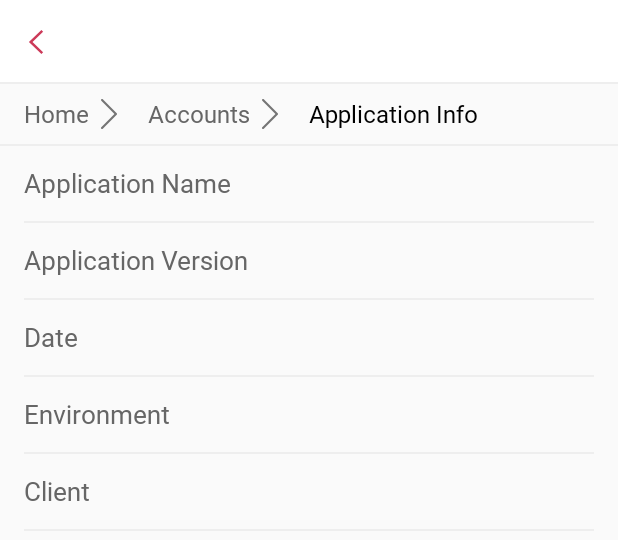
After one commit to in-tdc-mobile/QDMSWiki, an Android app: the layout activity_application_info.xml on its own in the app's theme, with its tools: preview values and no code run, on a phone screen of 412 x 824 dp. The commit adds this screen. Shown: the top 540 px of the screen. Run offline under Robolectric (Android 15) with nearby library versions, the phone set to English and light mode, and no system bars.

Commit message:
layout files added

```diff
--- /dev/null
+++ b/app/src/main/res/drawable/drawable_transp_no_border.xml
@@ -0,0 +1,10 @@
+<?xml version="1.0" encoding="utf-8"?>
+<shape xmlns:android="http://schemas.android.com/apk/res/android"
+    android:shape="rectangle">
+
+
+    <stroke
+        android:width="@dimen/dimen_3dp"
+        android:color="@android:color/transparent" />
+
+</shape>
--- /dev/null
+++ b/app/src/main/res/drawable/drawable_transparent_border.xml
@@ -0,0 +1,10 @@
+<?xml version="1.0" encoding="utf-8"?>
+<shape xmlns:android="http://schemas.android.com/apk/res/android"
+    android:shape="rectangle">
+
+
+    <stroke
+        android:width="@dimen/dimen_3dp"
+        android:color="@color/blue_A200" />
+
+</shape>
--- a/app/src/main/res/drawable/ic_app_info.xml
+++ b/app/src/main/res/drawable/ic_app_info.xml
@@ -1,4 +1,4 @@
 <vector android:height="24dp" android:viewportHeight="1024"
     android:viewportWidth="1024" android:width="24dp" xmlns:android="http://schemas.android.com/apk/res/android">
-    <path android:fillColor="#616161" android:pathData="M11 18h2v-2h-2v2zm1-16C6.48 2 2 6.48 2 12s4.48 10 10 10 10-4.48 10-10S17.52 2 12 2zm0 18c-4.41 0-8-3.59-8-8s3.59-8 8-8 8 3.59 8 8-3.59 8-8 8zm0-14c-2.21 0-4 1.79-4 4h2c0-1.1 0.9-2 2-2s2 0.9 2 2c0 2-3 1.75-3 5h2c0-2.25 3-2.5 3-5 0-2.21-1.79-4-4-4z"/>
+    <path android:fillColor="@color/white" android:pathData="M11 18h2v-2h-2v2zm1-16C6.48 2 2 6.48 2 12s4.48 10 10 10 10-4.48 10-10S17.52 2 12 2zm0 18c-4.41 0-8-3.59-8-8s3.59-8 8-8 8 3.59 8 8-3.59 8-8 8zm0-14c-2.21 0-4 1.79-4 4h2c0-1.1 0.9-2 2-2s2 0.9 2 2c0 2-3 1.75-3 5h2c0-2.25 3-2.5 3-5 0-2.21-1.79-4-4-4z"/>
 </vector>
--- /dev/null
+++ b/app/src/main/res/drawable/ic_arrow_inactive.xml
@@ -0,0 +1,5 @@
+<vector android:height="24dp" android:viewportHeight="1024"
+    android:viewportWidth="1024" android:width="24dp" xmlns:android="http://schemas.android.com/apk/res/android">
+    <path  android:fillColor="#757575"
+        android:pathData="M299.9,1012.4c-14.1,14.1 -36.9,14.1 -51.1,0c-14,-14.1 -14,-36.9 0,-51.1l449.3,-450l-449.3,-450c-13.4,-14.8 -12.2,-37.7 2.6,-51.1c13.8,-12.5 34.7,-12.5 48.5,0L775.1,486c14.1,14.1 14.1,36.9 0,51.1L299.9,1012.4z" />
+</vector>
--- /dev/null
+++ b/app/src/main/res/layout/activity_application_info.xml
@@ -0,0 +1,263 @@
+<?xml version="1.0" encoding="utf-8"?>
+<LinearLayout xmlns:android="http://schemas.android.com/apk/res/android"
+    android:layout_width="match_parent"
+    android:layout_height="match_parent"
+    android:orientation="vertical">
+
+    <include
+        layout="@layout/activity_heading"
+        android:id="@+id/appbar"
+        android:layout_width="match_parent"
+        android:layout_height="wrap_content" />
+    <LinearLayout
+        android:weightSum="1"
+        android:layout_width="match_parent"
+        android:layout_height="40dp"
+        android:orientation="horizontal">
+
+        <LinearLayout
+            android:clickable="true"
+            android:layout_marginLeft="@dimen/activity_horizontal_margin"
+            android:id="@+id/linMainFolder"
+            android:layout_width="wrap_content"
+            android:layout_height="match_parent">
+
+            <com.mariapps.qdmswiki.custom.CustomTextView
+                android:layout_gravity="center"
+                android:id="@+id/homeTV"
+                android:layout_width="wrap_content"
+                android:layout_height="wrap_content"
+                android:text="Home"
+                android:textColor="@color/application_item"
+                android:textSize="16sp" />
+
+            <ImageView
+                android:layout_width="20dp"
+                android:layout_height="20dp"
+                android:layout_gravity="center"
+                android:layout_marginLeft="3dp"
+                android:background="@drawable/ic_arrow_inactive" />
+
+        </LinearLayout>
+
+        <LinearLayout
+            android:clickable="true"
+            android:layout_marginLeft="@dimen/activity_horizontal_margin"
+            android:layout_width="wrap_content"
+            android:layout_height="match_parent">
+
+            <com.mariapps.qdmswiki.custom.CustomTextView
+                android:layout_gravity="center"
+                android:id="@+id/accountsTV"
+                android:layout_width="wrap_content"
+                android:layout_height="wrap_content"
+                android:text="Accounts"
+                android:textColor="@color/application_item"
+                android:textSize="16sp" />
+
+            <ImageView
+                android:layout_width="20dp"
+                android:layout_height="20dp"
+                android:layout_gravity="center"
+                android:layout_marginLeft="3dp"
+                android:background="@drawable/ic_arrow_inactive" />
+
+        </LinearLayout>
+
+        <LinearLayout
+            android:clickable="true"
+            android:layout_marginLeft="@dimen/activity_horizontal_margin"
+            android:layout_width="wrap_content"
+            android:layout_height="match_parent">
+
+            <com.mariapps.qdmswiki.custom.CustomTextView
+                android:layout_gravity="center"
+                android:id="@+id/applicationInfoTV"
+                android:layout_width="wrap_content"
+                android:layout_height="wrap_content"
+                android:text="Application Info"
+                android:textColor="@color/black"
+                android:textSize="16sp" />
+
+        </LinearLayout>
+
+    </LinearLayout>
+
+    <View
+        android:layout_width="match_parent"
+        android:layout_height="1dp"
+        android:background="@color/grey_200"/>
+
+
+   <LinearLayout
+       android:layout_marginLeft="@dimen/dimen_16dp"
+       android:layout_marginRight="@dimen/dimen_16dp"
+       android:layout_width="match_parent"
+       android:layout_height="wrap_content"
+       android:orientation="vertical">
+
+       <LinearLayout
+           android:weightSum="1"
+           android:layout_width="match_parent"
+           android:layout_height="@dimen/dimen_50dp"
+           android:orientation="horizontal">
+
+           <com.mariapps.qdmswiki.custom.CustomTextView
+               android:layout_weight="0.50"
+               android:layout_gravity="center"
+               android:text="@string/string_application_name"
+               android:textColor="@color/application_item"
+               android:textSize="@dimen/primary_text_size"
+               android:layout_width="match_parent"
+               android:layout_height="wrap_content" />
+
+           <com.mariapps.qdmswiki.custom.CustomTextView
+               android:layout_weight="0.50"
+               android:layout_gravity="center|left"
+               android:textSize="@dimen/primary_text_size"
+               android:id="@+id/applicationNameTV"
+               android:textColor="@color/black"
+               android:textStyle="bold"
+               android:layout_width="match_parent"
+               android:layout_height="wrap_content" />
+
+       </LinearLayout>
+
+       <View
+           android:layout_width="match_parent"
+           android:layout_height="1dp"
+           android:background="@color/grey_200"/>
+
+       <LinearLayout
+           android:weightSum="1"
+           android:layout_width="match_parent"
+           android:layout_height="@dimen/dimen_50dp"
+           android:orientation="horizontal">
+
+           <com.mariapps.qdmswiki.custom.CustomTextView
+               android:layout_weight="0.50"
+               android:layout_gravity="center"
+               android:text="@string/string_application_version"
+               android:textSize="@dimen/primary_text_size"
+               android:textColor="@color/application_item"
+               android:layout_width="match_parent"
+               android:layout_height="wrap_content" />
+
+           <com.mariapps.qdmswiki.custom.CustomTextView
+               android:layout_weight="0.50"
+               android:layout_gravity="center|left"
+               android:id="@+id/applicationVersionTV"
+               android:textSize="@dimen/primary_text_size"
+               android:textColor="@color/black"
+               android:textStyle="bold"
+               android:textAllCaps="true"
+               android:layout_width="match_parent"
+               android:layout_height="wrap_content" />
+
+       </LinearLayout>
+
+       <View
+           android:layout_width="match_parent"
+           android:layout_height="1dp"
+           android:background="@color/grey_200"/>
+
+       <LinearLayout
+           android:weightSum="1"
+           android:layout_width="match_parent"
+           android:layout_height="@dimen/dimen_50dp"
+           android:orientation="horizontal">
+
+           <com.mariapps.qdmswiki.custom.CustomTextView
+               android:layout_weight="0.50"
+               android:layout_gravity="center"
+               android:text="@string/string_date"
+               android:textSize="@dimen/primary_text_size"
+               android:textColor="@color/application_item"
+               android:layout_width="match_parent"
+               android:layout_height="wrap_content" />
+
+           <com.mariapps.qdmswiki.custom.CustomTextView
+               android:layout_weight="0.50"
+               android:layout_gravity="center|left"
+               android:id="@+id/dateTV"
+               android:textSize="@dimen/primary_text_size"
+               android:textColor="@color/black"
+               android:textStyle="bold"
+               android:layout_width="match_parent"
+               android:layout_height="wrap_content" />
+
+       </LinearLayout>
+
+       <View
+           android:layout_width="match_parent"
+           android:layout_height="1dp"
+           android:background="@color/grey_200"/>
+
+       <LinearLayout
+           android:weightSum="1"
+           android:layout_width="match_parent"
+           android:layout_height="@dimen/dimen_50dp"
+           android:orientation="horizontal">
+
+           <com.mariapps.qdmswiki.custom.CustomTextView
+               android:layout_weight="0.50"
+               android:layout_gravity="center"
+               android:textSize="@dimen/primary_text_size"
+               android:text="@string/string_environment"
+               android:textColor="@color/application_item"
+               android:layout_width="match_parent"
+               android:layout_height="wrap_content" />
+
+           <com.mariapps.qdmswiki.custom.CustomTextView
+               android:layout_weight="0.50"
+               android:layout_gravity="center|left"
+               android:textSize="@dimen/primary_text_size"
+               android:id="@+id/environmentTV"
+               android:textColor="@color/black"
+               android:textStyle="bold"
+               android:layout_width="match_parent"
+               android:layout_height="wrap_content" />
+
+       </LinearLayout>
+
+       <View
+           android:layout_width="match_parent"
+           android:layout_height="1dp"
+           android:background="@color/grey_200"/>
+
+       <LinearLayout
+           android:weightSum="1"
+           android:layout_width="match_parent"
+           android:layout_height="@dimen/dimen_50dp"
+           android:orientation="horizontal">
+
+           <com.mariapps.qdmswiki.custom.CustomTextView
+               android:layout_weight="0.50"
+               android:layout_gravity="center"
+               android:text="@string/string_client_name"
+               android:textSize="@dimen/primary_text_size"
+               android:textColor="@color/application_item"
+               android:layout_width="match_parent"
+               android:layout_height="wrap_content" />
+
+           <com.mariapps.qdmswiki.custom.CustomTextView
+               android:layout_weight="0.50"
+               android:layout_gravity="center|left"
+               android:textSize="@dimen/primary_text_size"
+               android:id="@+id/clientTV"
+               android:textColor="@color/black"
+               android:textStyle="bold"
+               android:textAllCaps="true"
+               android:layout_width="match_parent"
+               android:layout_height="wrap_content" />
+
+       </LinearLayout>
+
+       <View
+           android:layout_width="match_parent"
+           android:layout_height="1dp"
+           android:background="@color/grey_200"/>
+
+   </LinearLayout>
+
+</LinearLayout>
--- a/app/src/main/res/layout/app_bar_main.xml
+++ b/app/src/main/res/layout/app_bar_main.xml
@@ -2,7 +2,7 @@
 <FrameLayout xmlns:android="http://schemas.android.com/apk/res/android"
     xmlns:app="http://schemas.android.com/apk/res-auto"
     xmlns:tools="http://schemas.android.com/tools"
-    android:id="@+id/coordinator"
+    android:id="@+id/frameLayoutOne"
     android:layout_width="match_parent"
     android:layout_height="match_parent"
     android:fitsSystemWindows="true"
@@ -96,7 +96,7 @@
         </android.support.design.widget.AppBarLayout>
 
         <FrameLayout
-            android:id="@+id/frame"
+            android:id="@+id/frameLayoutTwo"
             android:layout_width="match_parent"
             android:layout_height="match_parent"
             android:layout_marginBottom="@dimen/bottom_navigation_height"
--- /dev/null
+++ b/app/src/main/res/layout/application_info_header_gallery_view.xml
@@ -0,0 +1,25 @@
+<?xml version="1.0" encoding="utf-8"?>
+<LinearLayout xmlns:android="http://schemas.android.com/apk/res/android"
+    android:layout_width="wrap_content"
+    android:id="@+id/lin1"
+    android:layout_height="40dp"
+    android:orientation="horizontal">
+
+    <TextView
+        android:clickable="true"
+        android:onClick="onClickMethod"
+        android:layout_gravity="center"
+        android:id="@+id/txtFolderName"
+        android:layout_width="wrap_content"
+        android:layout_height="wrap_content"
+        android:textSize="16sp"/>
+
+    <ImageView
+        android:id="@+id/imgArrow"
+        android:layout_gravity="center"
+        android:layout_marginLeft="5dp"
+        android:layout_width="20dp"
+        android:layout_height="20dp"
+        android:background="@drawable/ic_arrow_inactive"/>
+
+</LinearLayout>
--- a/app/src/main/res/layout/fragment_home.xml
+++ b/app/src/main/res/layout/fragment_home.xml
@@ -6,10 +6,10 @@
     android:background="@color/white"
     android:id="@+id/mainLL">
 
-    <android.support.v4.widget.SwipeRefreshLayout
-        android:id="@+id/pullToRefresh"
-        android:layout_width="match_parent"
-        android:layout_height="wrap_content">
+    <!--<android.support.v4.widget.SwipeRefreshLayout-->
+        <!--android:id="@+id/pullToRefresh"-->
+        <!--android:layout_width="match_parent"-->
+        <!--android:layout_height="wrap_content">-->
 
 
             <RelativeLayout
@@ -145,6 +145,6 @@
 
             </RelativeLayout>
 
-    </android.support.v4.widget.SwipeRefreshLayout>
+    <!--</android.support.v4.widget.SwipeRefreshLayout>-->
 
 </RelativeLayout>
--- a/app/src/main/res/layout/recommended_recently_list_row.xml
+++ b/app/src/main/res/layout/recommended_recently_list_row.xml
@@ -13,10 +13,11 @@
     android:paddingLeft="@dimen/dimen_16dp">
 
     <android.support.v7.widget.AppCompatImageView
+        android:id="@+id/historyIV"
+        android:layout_width="wrap_content"
+        android:layout_height="14dp"
         android:layout_gravity="center_vertical"
-        android:src="@mipmap/history"
-        android:layout_width="@dimen/dimen_20dp"
-        android:layout_height="@dimen/dimen_20dp"/>
+        android:src="@mipmap/history" />
 
     <LinearLayout
         android:layout_weight="0.18"
@@ -27,7 +28,7 @@
 
 
         <com.mariapps.qdmswiki.custom.CustomTextView
-            android:id="@+id/tvHeadingText"
+            android:id="@+id/headingTextTV"
             android:layout_width="match_parent"
             android:layout_height="wrap_content"
             android:layout_weight="0.10"
@@ -48,7 +49,7 @@
                 android:textSize="@dimen/sec_text_size"/>
 
             <com.mariapps.qdmswiki.custom.CustomTextView
-                android:id="@+id/tvCategory"
+                android:id="@+id/categoryTV"
                 android:layout_width="wrap_content"
                 android:layout_height="wrap_content"
                 android:textSize="@dimen/sec_text_size"/>
@@ -67,7 +68,7 @@
 
         <com.mariapps.qdmswiki.custom.CustomTextView
             android:background="@drawable/drawable_version_type"
-            android:id="@+id/tvVersion"
+            android:id="@+id/versionTV"
             android:layout_width="wrap_content"
             android:layout_height="wrap_content"
             android:text="V1"
@@ -78,7 +79,8 @@
             android:id="@+id/arrowIV"
             android:layout_width="@dimen/dimen_20dp"
             android:layout_height="@dimen/dimen_20dp"
-            android:textSize="@dimen/primary_text_size" />
+            android:textSize="@dimen/primary_text_size"
+            android:background="@drawable/ic_arrow_inactive"/>
 
     </LinearLayout>
 
--- a/app/src/main/res/layout/search_type_list_item.xml
+++ b/app/src/main/res/layout/search_type_list_item.xml
@@ -1,6 +1,6 @@
 <?xml version="1.0" encoding="utf-8"?>
 <LinearLayout
-    android:padding="@dimen/dimen_12dp"
+    android:padding="@dimen/dimen_5dp"
     xmlns:android="http://schemas.android.com/apk/res/android"
     android:layout_width="wrap_content"
     android:layout_height="wrap_content"
--- a/app/src/main/res/values/colors.xml
+++ b/app/src/main/res/values/colors.xml
@@ -322,6 +322,9 @@
     //tab
     <color name="tabIndicator">#CC3A59</color>
 
+    //application info
+    <color name="application_item">#666666</color>
+
     //walkthrough color codes
     <!-- dots inactive colors -->
     <color name="dot_dark_screen1">@color/grey_400</color>
--- a/app/src/main/res/values/strings.xml
+++ b/app/src/main/res/values/strings.xml
@@ -24,6 +24,7 @@
     <string name="string_articles_published">Articles Published</string>
     <string name="string_notifications">Notifications</string>
     <string name="string_settings">My Account</string>
+    <string name="string_application_info">Application Info</string>
 
     //fonts
     <string name="string_roboto_bold">Roboto-Bold.ttf</string>
@@ -33,4 +34,11 @@
     <string name="string_roboto_regular">Roboto-Regular.ttf</string>
     <string name="string_roboto_medium">Roboto-Medium.ttf</string>
 
+    //Application info
+    <string name="string_application_name">Application Name</string>
+    <string name="string_application_version">Application Version</string>
+    <string name="string_date">Date</string>
+    <string name="string_environment">Environment</string>
+    <string name="string_client_name">Client</string>
+
 </resources>
```
